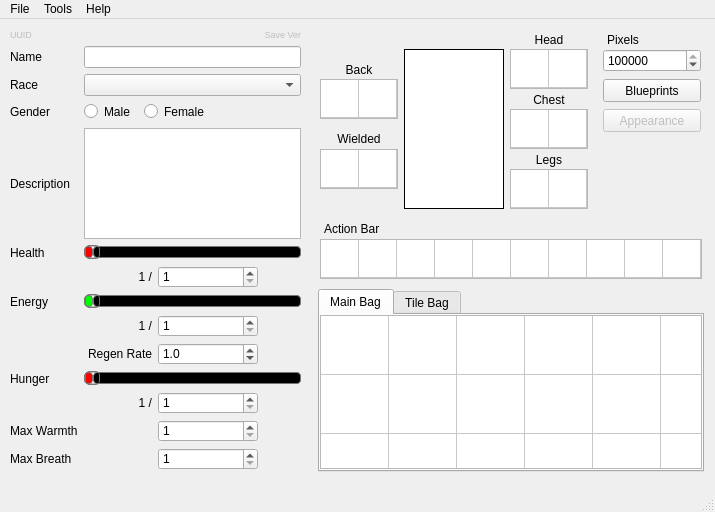
Before: the Qt Designer form starcheat/templates/MainWindow.ui in wizzomafizzo/starcheat, drawn with Qt 5.
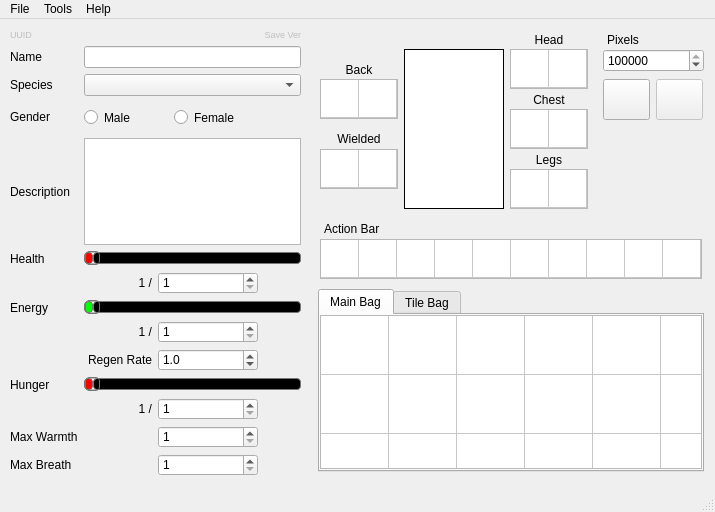
After: the same form once the commit is applied. Icons and pictures are not drawn.

Patch:
```diff
--- a/starcheat/templates/MainWindow.ui
+++ b/starcheat/templates/MainWindow.ui
@@ -10,12 +10,6 @@
     <height>512</height>
    </rect>
   </property>
-  <property name="sizePolicy">
-   <sizepolicy hsizetype="Fixed" vsizetype="Fixed">
-    <horstretch>0</horstretch>
-    <verstretch>0</verstretch>
-   </sizepolicy>
-  </property>
   <property name="minimumSize">
    <size>
     <width>715</width>
@@ -680,7 +674,7 @@
      <rect>
       <x>603</x>
       <y>30</y>
-      <width>98</width>
+      <width>101</width>
       <height>23</height>
      </rect>
     </property>
@@ -710,19 +704,6 @@
      <set>Qt::AlignCenter</set>
     </property>
    </widget>
-   <widget class="QPushButton" name="blueprints_button">
-    <property name="geometry">
-     <rect>
-      <x>603</x>
-      <y>60</y>
-      <width>98</width>
-      <height>23</height>
-     </rect>
-    </property>
-    <property name="text">
-     <string>Blueprints</string>
-    </property>
-   </widget>
    <widget class="QTableWidget" name="wieldable">
     <property name="geometry">
      <rect>
@@ -1095,22 +1076,6 @@
      </property>
     </column>
    </widget>
-   <widget class="QPushButton" name="appearance_button">
-    <property name="enabled">
-     <bool>false</bool>
-    </property>
-    <property name="geometry">
-     <rect>
-      <x>603</x>
-      <y>90</y>
-      <width>98</width>
-      <height>23</height>
-     </rect>
-    </property>
-    <property name="text">
-     <string>Appearance</string>
-    </property>
-   </widget>
    <widget class="QLabel" name="action_bar_label">
     <property name="geometry">
      <rect>
@@ -1152,7 +1117,7 @@
       <x>10</x>
       <y>10</y>
       <width>291</width>
-      <height>441</height>
+      <height>447</height>
      </rect>
     </property>
     <layout class="QGridLayout" name="gridLayout">
@@ -1205,7 +1170,7 @@
      <item row="2" column="0">
       <widget class="QLabel" name="race_label">
        <property name="text">
-        <string>Race</string>
+        <string>Species</string>
        </property>
       </widget>
      </item>
@@ -1227,7 +1192,7 @@
        <property name="minimumSize">
         <size>
          <width>0</width>
-         <height>20</height>
+         <height>30</height>
         </size>
        </property>
        <widget class="QRadioButton" name="male">
@@ -1235,8 +1200,8 @@
          <rect>
           <x>0</x>
           <y>0</y>
-          <width>57</width>
-          <height>19</height>
+          <width>91</width>
+          <height>31</height>
          </rect>
         </property>
         <property name="text">
@@ -1246,10 +1211,10 @@
        <widget class="QRadioButton" name="female">
         <property name="geometry">
          <rect>
-          <x>60</x>
+          <x>90</x>
           <y>0</y>
-          <width>72</width>
-          <height>19</height>
+          <width>111</width>
+          <height>31</height>
          </rect>
         </property>
         <property name="text">
@@ -1624,6 +1589,55 @@
      </item>
     </layout>
    </widget>
+   <widget class="QWidget" name="layoutWidget">
+    <property name="geometry">
+     <rect>
+      <x>603</x>
+      <y>60</y>
+      <width>100</width>
+      <height>41</height>
+     </rect>
+    </property>
+    <layout class="QHBoxLayout" name="horizontalLayout">
+     <item>
+      <widget class="QPushButton" name="blueprints_button">
+       <property name="sizePolicy">
+        <sizepolicy hsizetype="Minimum" vsizetype="Minimum">
+         <horstretch>0</horstretch>
+         <verstretch>0</verstretch>
+        </sizepolicy>
+       </property>
+       <property name="text">
+        <string/>
+       </property>
+       <property name="icon">
+        <iconset resource="../resources.qrc">
+         <normaloff>:/starcheat/images/icons/glyphicons_460_blacksmith.png</normaloff>:/starcheat/images/icons/glyphicons_460_blacksmith.png</iconset>
+       </property>
+      </widget>
+     </item>
+     <item>
+      <widget class="QPushButton" name="appearance_button">
+       <property name="enabled">
+        <bool>false</bool>
+       </property>
+       <property name="sizePolicy">
+        <sizepolicy hsizetype="Minimum" vsizetype="Minimum">
+         <horstretch>0</horstretch>
+         <verstretch>0</verstretch>
+        </sizepolicy>
+       </property>
+       <property name="text">
+        <string/>
+       </property>
+       <property name="icon">
+        <iconset resource="../resources.qrc">
+         <normaloff>:/starcheat/images/icons/glyphicons_051_eye_open.png</normaloff>:/starcheat/images/icons/glyphicons_051_eye_open.png</iconset>
+       </property>
+      </widget>
+     </item>
+    </layout>
+   </widget>
   </widget>
   <widget class="QMenuBar" name="menubar">
    <property name="geometry">
```
Left out of the diff: 44 changed lines with no effect on the pictures.
